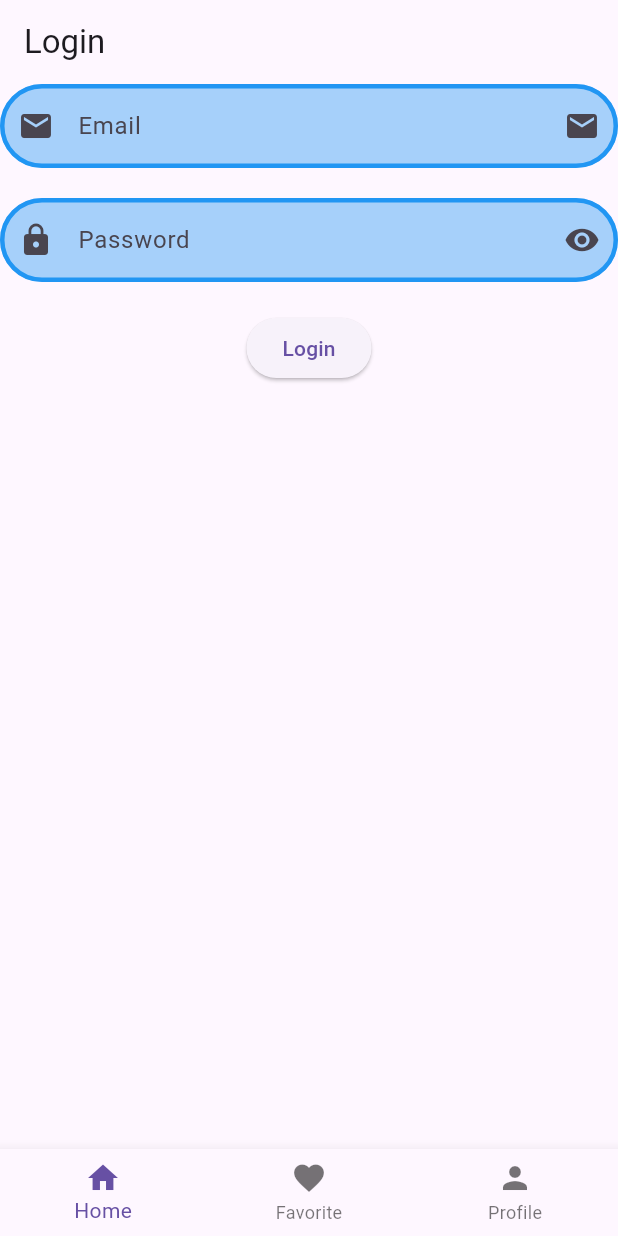
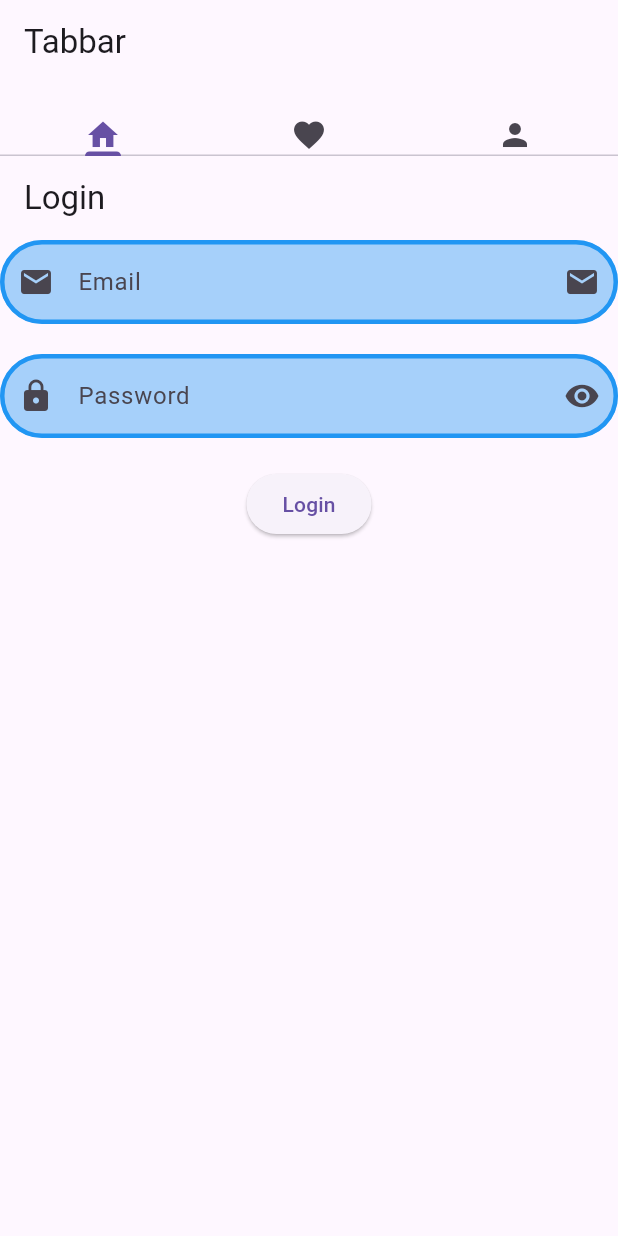
Before and after one commit to MuhammadAliKust/Flutter-B23, a Flutter app: the screen it shows after launch, on a phone screen of 412 x 824 dp. Run offline on Flutter 3.47's test engine with Material 3 defaults, Android fonts, the light colour scheme and no system bars; our stand-ins replace google_maps_flutter, smooth_page_indicator.

Commit message:
Bottom Sheet, Dialog Box and Tabbar Done

```diff
--- a/lib/main.dart
+++ b/lib/main.dart
@@ -1,9 +1,12 @@
 import 'package:fltter_b23/list_view.dart';
 import 'package:fltter_b23/page_view.dart';
+import 'package:fltter_b23/tabbar_view.dart';
 import 'package:flutter/material.dart';
 
 import 'asset_image.dart';
 import 'bottom_nav_bar.dart';
+import 'bottom_sheet.dart';
+import 'dialog_box.dart';
 import 'google_map.dart';
 import 'grid_view_demo.dart';
 import 'login.dart';
@@ -20,7 +23,7 @@ class MyApp extends StatelessWidget {
   @override
   Widget build(BuildContext context) {
     return MaterialApp(
-      home: BottomNavBarDemo(),
+      home: TabbarViewDemo(),
       // home: Scaffold(
       //   backgroundColor: Colors.yellow,
       //   appBar: AppBar(
--- /dev/null
+++ b/lib/tabbar_view.dart
@@ -0,0 +1,30 @@
+import 'package:fltter_b23/grid_view_demo.dart';
+import 'package:fltter_b23/login.dart';
+import 'package:fltter_b23/page_view.dart';
+import 'package:flutter/material.dart';
+
+class TabbarViewDemo extends StatelessWidget {
+  const TabbarViewDemo({super.key});
+
+  @override
+  Widget build(BuildContext context) {
+    return DefaultTabController(
+      length: 3,
+      child: Scaffold(
+        appBar: AppBar(
+          title: Text("Tabbar"),
+          bottom: TabBar(tabs: [
+            Icon(Icons.home),
+            Icon(Icons.favorite),
+            Icon(Icons.person)
+          ],),
+        ),
+        body: TabBarView(children: [
+          LoginView(),
+          PageViewDemo(),
+          GridViewDemo()
+        ],),
+      ),
+    );
+  }
+}
```
Also changed, not shown: lib/bottom_nav_bar.dart (+5 -2 lines), lib/bottom_sheet.dart (added, +41 -0 lines), lib/dialog_box.dart (added, +38 -0 lines).
